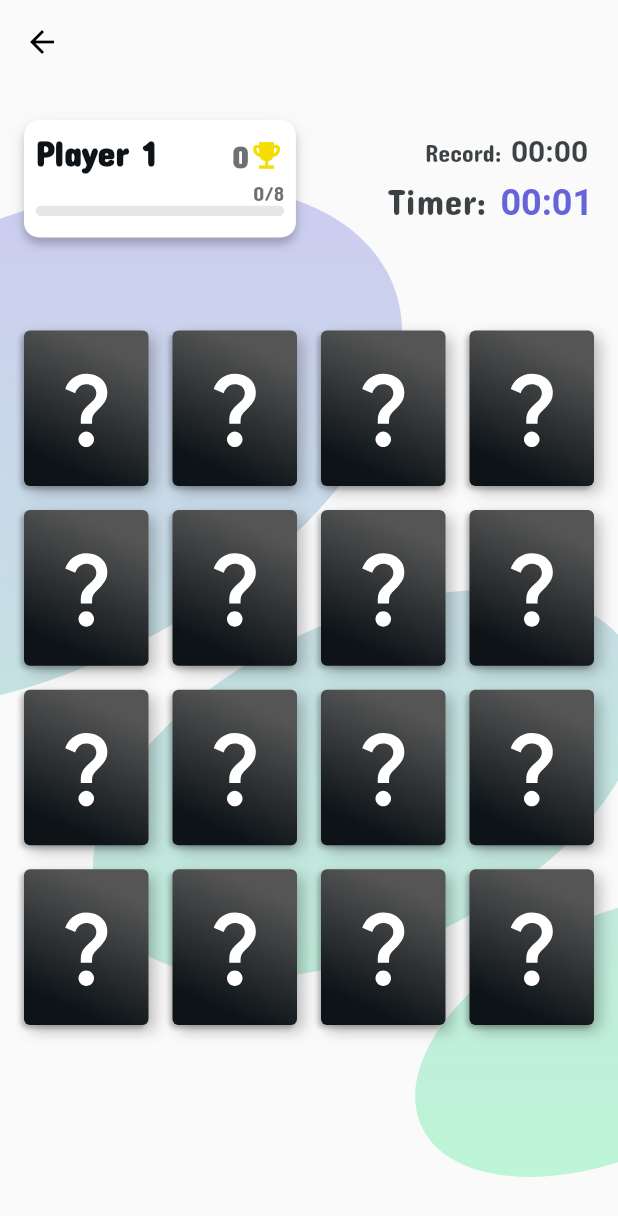
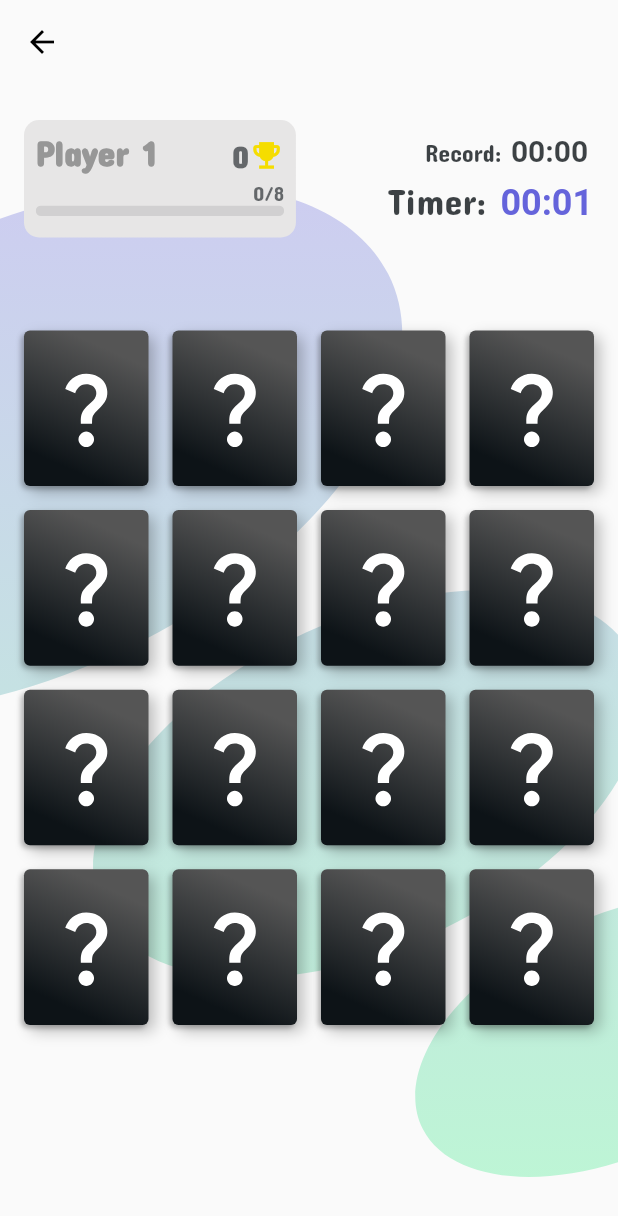
Before and after one commit to Gabriel-S-Souza/memory_game_with_flutter, a Flutter app: the screen it shows after launch, after a tap on "Dev", after a tap on "Single", after a tap on "Iniciar", on a phone screen of 412 x 824 dp. Shown: the top 1216 px of the screen. Run offline on Flutter 3.47's test engine with Material 2 defaults, Android fonts, the phone set to English and light mode, and no system bars; our stand-ins replace audioplayers.

Commit message:
creates the disable effect in card player

```diff
--- a/lib/components/custom_player_card.dart
+++ b/lib/components/custom_player_card.dart
@@ -21,7 +21,8 @@ class CustomPlayerCard extends StatefulWidget {
 
 class _CustomPlayerCardState extends State<CustomPlayerCard> with SingleTickerProviderStateMixin {
   late final AnimationController animationController;
-  bool isCurrentPlayer = true;
+  bool isCurrentPlayer = false;
+  bool isDisable = true;
   late final int playerNumber;
 
   @override
@@ -38,6 +39,10 @@ class _CustomPlayerCardState extends State<CustomPlayerCard> with SingleTickerPr
   Widget build(BuildContext context) {
     final gameController = GameController.of(context);
 
+    Color backgroundColor = isDisable
+        ? Theme.of(context).colorScheme.onTertiary
+        : Theme.of(context).colorScheme.primaryContainer;
+
     return AnimatedBuilder(
       animation: animationController,
       builder: (context, child) {
@@ -52,27 +57,30 @@ class _CustomPlayerCardState extends State<CustomPlayerCard> with SingleTickerPr
                   : [(animationController.value * 0.06),(animationController.value * 0.06)],
               colors: playerNumber == 1
                   ?  [
-                      Theme.of(context).colorScheme.primaryContainer,
+                      backgroundColor,
                       Theme.of(context).colorScheme.surfaceVariant,
                     ]
                     : [
                       Theme.of(context).colorScheme.surfaceVariant,
-                      Theme.of(context).colorScheme.primaryContainer,
+                      backgroundColor,
                       ],
             ),
             borderRadius: BorderRadius.circular(10),
-            boxShadow: [
+            boxShadow: !isDisable
+                ?  [
                     BoxShadow(
                       color: Theme.of(context).colorScheme.shadow.withOpacity(0.2),
                       blurRadius: 4,
-                offset: const Offset(0, 4),
+                      offset: const Offset(0, 2),
                     ),
                     BoxShadow(
                       color: Theme.of(context).colorScheme.shadow.withOpacity(0.06),
                       blurRadius: 12,
                       offset: const Offset(0, 4),
                     ),
-            ],
+                  ]
+                : [],
+
           ),
           child: Padding(
             padding: playerNumber == 1
@@ -90,7 +98,9 @@ class _CustomPlayerCardState extends State<CustomPlayerCard> with SingleTickerPr
                       style: TextStyle(
                         fontSize: widget.height * 0.30,
                         fontWeight: FontWeight.bold,
-                        color: Theme.of(context).colorScheme.secondary,
+                        color: isDisable
+                            ? Theme.of(context).colorScheme.tertiary
+                            : Theme.of(context).colorScheme.secondary,
                       ),
                     ),
                     Container(
--- a/lib/components/custom_player_card_to_multiplayer.dart
+++ b/lib/components/custom_player_card_to_multiplayer.dart
@@ -66,7 +66,7 @@ class CustomPlayerCardToMultplayer extends StatelessWidget {
               name: 'Player 2',
               height: MediaQuery.of(context).size.height * 0.08,
               width: MediaQuery.of(context).size.width * 0.38,
-              playerNumber: 2,
+              playerNumber: 1,
             ),
           ],
         ),
--- a/lib/main.dart
+++ b/lib/main.dart
@@ -38,6 +38,7 @@ class MyApp extends StatelessWidget {
           surfaceVariant: const Color(0xFF31E981),
           onSurface: const Color.fromARGB(255, 85, 85, 85),
           tertiary: const Color(0xFF979797),
+          onTertiary: const Color(0xFFE7E6E6),
         ),
         fontFamily: 'ConcertOne',
         textTheme: const TextTheme(
```
Lines whose indentation alone changed are shown as unchanged.
